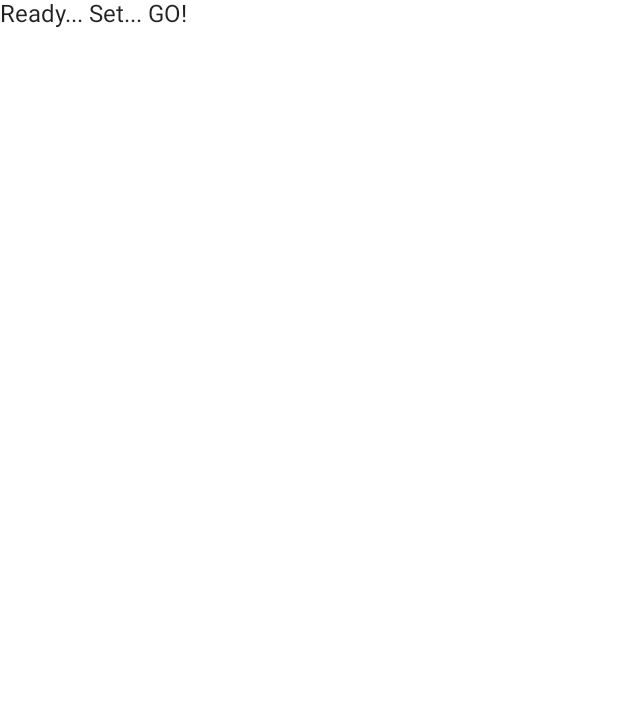
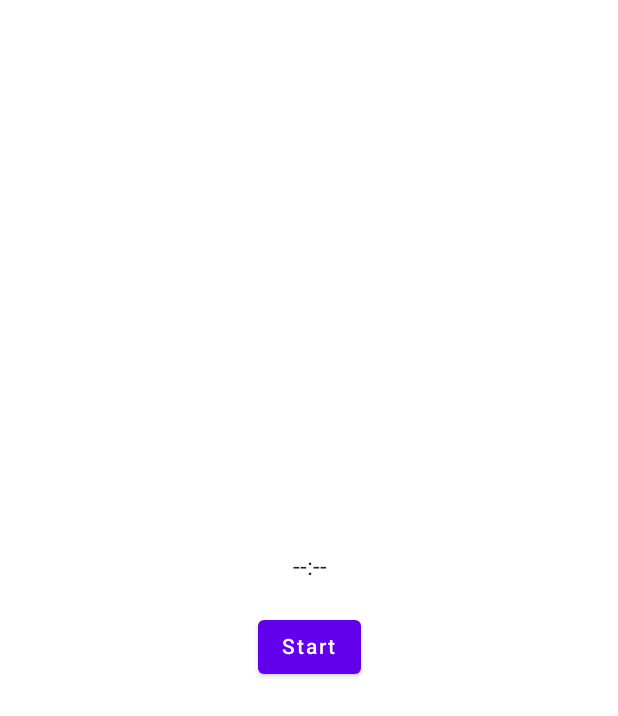
Before and after one commit to xrigau/android-dev-compose-challenge-2, an Android app built with Jetpack Compose: the screen it shows after launch (MainActivity), on a phone screen of 412 x 824 dp. Before the commit the part shown is almost empty. Shown: the top 716 px of the screen. Run offline under Robolectric (Android 15) with nearby library versions, the phone set to English and light mode, and no system bars; our stand-ins replace livedata-compose; 1 statement that could not run was skipped.

Commit message:
Implement countdown

```diff
--- a/app/build.gradle
+++ b/app/build.gradle
@@ -72,7 +72,7 @@ dependencies {
     implementation "androidx.compose.material:material:$compose_version"
     implementation "androidx.compose.material:material-icons-extended:$compose_version"
     implementation "androidx.compose.ui:ui-tooling:$compose_version"
-    implementation 'androidx.lifecycle:lifecycle-runtime-ktx:2.3.0'
+    implementation "androidx.compose.runtime:runtime-livedata:1.0.0-beta01"
 
     testImplementation 'junit:junit:4.13.2'
 
--- /dev/null
+++ b/app/src/main/java/com/example/androiddevchallenge/CountDownViewModel.kt
@@ -0,0 +1,40 @@
+package com.example.androiddevchallenge
+
+import android.os.CountDownTimer
+import androidx.lifecycle.LiveData
+import androidx.lifecycle.MutableLiveData
+import androidx.lifecycle.Transformations
+import androidx.lifecycle.ViewModel
+import java.text.SimpleDateFormat
+import java.util.*
+
+class CountDownViewModel : ViewModel() {
+
+    private val timeFormatter = SimpleDateFormat("mm:ss.S", Locale.getDefault())
+
+    private val _countDownInMillis = MutableLiveData<Long>()
+    val countDownFormattedTime: LiveData<String> =
+        Transformations.map(_countDownInMillis) { timeInMillis ->
+            timeFormatter.format(timeInMillis)
+        }
+
+    private val _isCounting = MutableLiveData<Boolean>()
+    val isCounting: LiveData<Boolean> = _isCounting
+
+    fun startCountDown(countDownTime: Long) {
+        _countDownInMillis.value = countDownTime
+
+        val countDownTimer = object : CountDownTimer(countDownTime, 100) {
+            override fun onTick(millisUntilFinished: Long) {
+                _countDownInMillis.value = millisUntilFinished
+            }
+
+            override fun onFinish() {
+                _countDownInMillis.value = 0
+                _isCounting.value = false
+            }
+        }
+        _isCounting.value = true
+        countDownTimer.start()
+    }
+}
--- a/app/src/main/java/com/example/androiddevchallenge/MainActivity.kt
+++ b/app/src/main/java/com/example/androiddevchallenge/MainActivity.kt
@@ -18,14 +18,23 @@ package com.example.androiddevchallenge
 import android.os.Bundle
 import androidx.activity.compose.setContent
 import androidx.appcompat.app.AppCompatActivity
+import androidx.compose.foundation.layout.*
+import androidx.compose.material.Button
 import androidx.compose.material.MaterialTheme
 import androidx.compose.material.Surface
 import androidx.compose.material.Text
 import androidx.compose.runtime.Composable
+import androidx.compose.runtime.getValue
 import androidx.compose.ui.tooling.preview.Preview
 import com.example.androiddevchallenge.ui.theme.MyTheme
+import java.util.concurrent.TimeUnit
+import androidx.compose.runtime.livedata.observeAsState
+import androidx.compose.ui.Alignment
+import androidx.compose.ui.Modifier
+import androidx.compose.ui.unit.dp
 
 class MainActivity : AppCompatActivity() {
+
     override fun onCreate(savedInstanceState: Bundle?) {
         super.onCreate(savedInstanceState)
         setContent {
@@ -40,7 +49,25 @@ class MainActivity : AppCompatActivity() {
 @Composable
 fun MyApp() {
     Surface(color = MaterialTheme.colors.background) {
-        Text(text = "Ready... Set... GO!")
+        CountDownScreen()
+    }
+}
+
+@Composable
+private fun CountDownScreen(viewModel: CountDownViewModel = CountDownViewModel()) {
+    val countDownFormattedTime: String by viewModel.countDownFormattedTime.observeAsState("--:--")
+    val disableStartButton: Boolean by viewModel.isCounting.observeAsState(false)
+
+    Box(modifier = Modifier.fillMaxSize(), contentAlignment = Alignment.Center) {
+        Column(horizontalAlignment = Alignment.CenterHorizontally) {
+            Text(text = countDownFormattedTime)
+            Spacer(modifier = Modifier.padding(10.dp))
+            Button(onClick = {
+                viewModel.startCountDown(TimeUnit.SECONDS.toMillis(10))
+            }, enabled = !disableStartButton) {
+                Text(text = "Start")
+            }
+        }
     }
 }
 
--- a/build.gradle
+++ b/build.gradle
@@ -18,6 +18,7 @@ buildscript {
     ext.kotlin_version = '1.4.30'
     ext.compose_version = '1.0.0-beta01'
     ext.coroutines_version = '1.4.2'
+    ext.lifecycle_version = '2.3.0'
 
     repositories {
         google()
```
